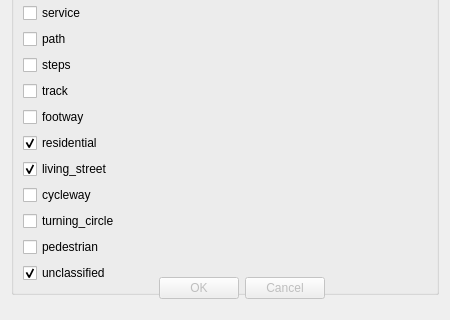
Above: src/OpenCOVER/DrivingSim/oddlot/src/gui/importsettings.ui from hlrs-vis/covise before the change; both pictures show x 0 to 450 and y 141 to 461 of the 450 by 461 pixel window. Below: the same form after it.
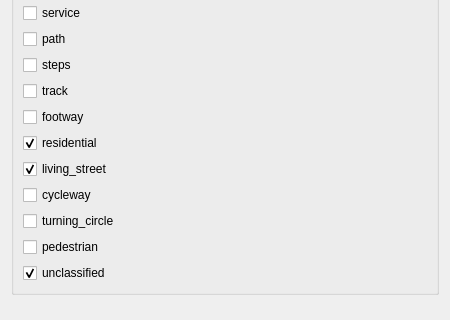
That is the form after the change.

```diff
--- a/src/OpenCOVER/DrivingSim/oddlot/src/gui/importsettings.ui
+++ b/src/OpenCOVER/DrivingSim/oddlot/src/gui/importsettings.ui
@@ -210,25 +210,6 @@
     </widget>
    </item>
   </layout>
-  <widget class="QDialogButtonBox" name="buttonBox">
-   <property name="enabled">
-    <bool>false</bool>
-   </property>
-   <property name="geometry">
-    <rect>
-     <x>159</x>
-     <y>417</y>
-     <width>166</width>
-     <height>24</height>
-    </rect>
-   </property>
-   <property name="orientation">
-    <enum>Qt::Horizontal</enum>
-   </property>
-   <property name="standardButtons">
-    <set>QDialogButtonBox::Cancel|QDialogButtonBox::Ok</set>
-   </property>
-  </widget>
  </widget>
  <resources/>
  <connections>
```
Left out of the diff: 35 changed lines with no effect on the pictures.
